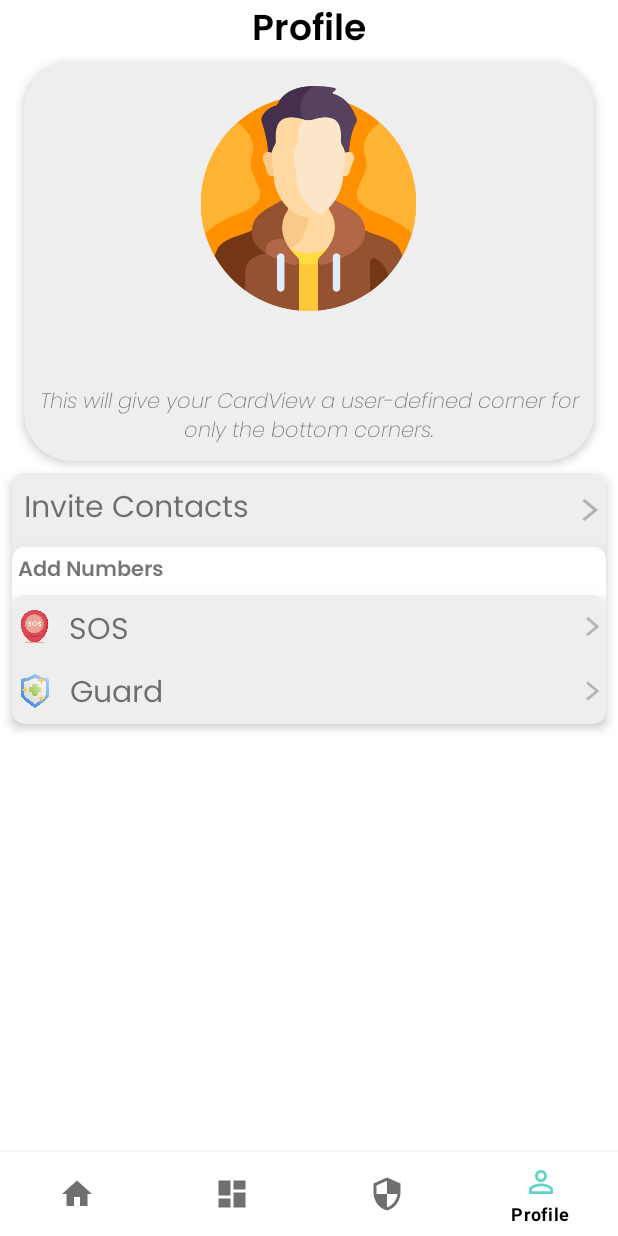
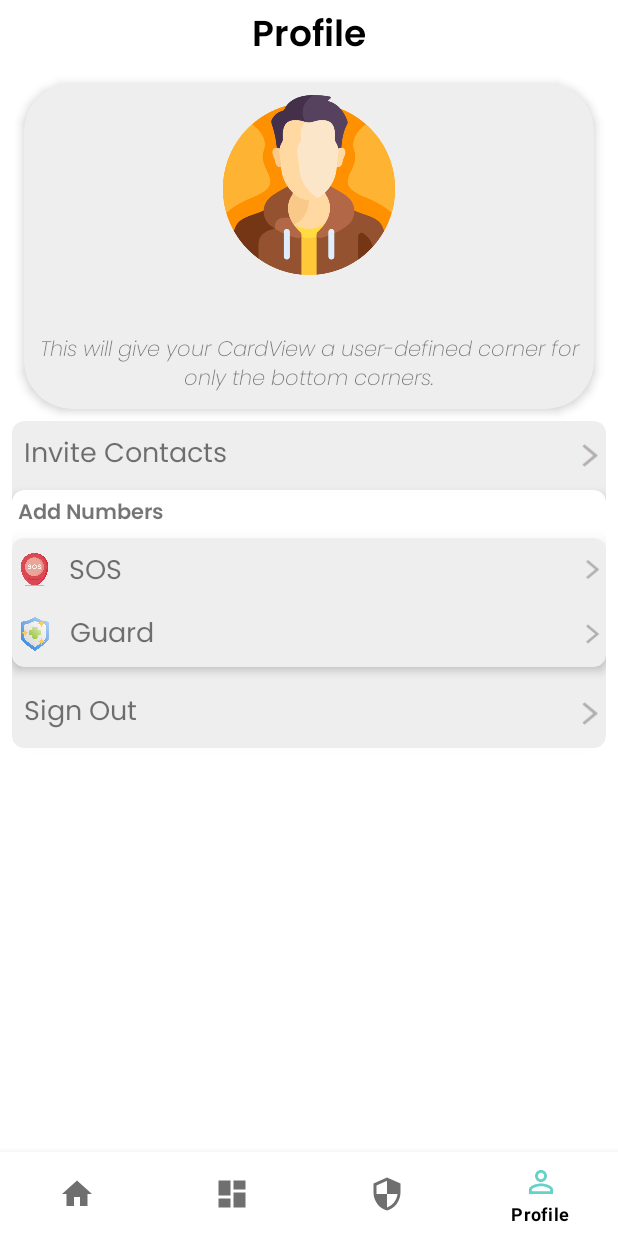
Before and after one commit to Jayamshriv/Safety, an Android app: the HomeFragment screen opened directly, with no data from a screen before it, item 4 of the bottom bar chosen, on a phone screen of 412 x 824 dp. Run offline under Robolectric (Android 15) with nearby library versions, the phone set to English and light mode, and no system bars; our stand-ins replace Firebase (no records; nobody signed in at launch, a user with empty details on screens opened directly).

Commit message:
improved UI

```diff
--- a/app/src/main/res/layout/fragment_profile.xml
+++ b/app/src/main/res/layout/fragment_profile.xml
@@ -21,11 +21,11 @@
             android:fontFamily="@font/poppins_semi_bold"
             android:gravity="center_horizontal"
             android:text="@string/profile"
+            android:layout_marginTop="@dimen/dimen_4dp"
+            android:layout_marginBottom="@dimen/dimen_10dp"
             android:textColor="@color/black"
-            android:textSize="24sp"
-            app:layout_constraintEnd_toEndOf="parent"
-            app:layout_constraintStart_toStartOf="parent"
-            app:layout_constraintTop_toTopOf="parent" />
+            android:textSize="24sp" />
+
 
         <androidx.cardview.widget.CardView
             android:layout_width="match_parent"
@@ -44,10 +44,10 @@
 
                 <ImageView
                     android:id="@+id/profileImg"
-                    android:layout_width="@dimen/dimen_150dp"
-                    android:layout_height="@dimen/dimen_150dp"
-                    android:layout_marginTop="@dimen/dimen_16dp"
-                    android:layout_marginBottom="@dimen/dimen_16dp"
+                    android:layout_width="120dp"
+                    android:layout_height="120dp"
+                    android:layout_marginTop="@dimen/dimen_8dp"
+                    android:layout_marginBottom="@dimen/dimen_8dp"
                     android:src="@drawable/ic_male_person" />
 
                 <TextView
@@ -56,11 +56,13 @@
                     android:layout_height="wrap_content"
                     android:fontFamily="@font/poppins_semi_bold"
                     android:gravity="center"
-                    android:textSize="@dimen/dimen_20sp"
+                    android:textSize="@dimen/dimen_18sp"
                     tools:text="@string/profile" />
 
                 <TextView
                     android:id="@+id/profileLoc"
+                    android:maxLines="2"
+                    android:ellipsize="end"
                     android:layout_width="match_parent"
                     android:layout_height="wrap_content"
                     android:fontFamily="@font/poppins_extra_light_italic"
@@ -102,7 +104,7 @@
                         android:fontFamily="@font/poppins_regular"
                         android:padding="@dimen/dimen_8dp"
                         android:text="Invite Contacts"
-                        android:textSize="@dimen/dimen_20sp" />
+                        android:textSize="@dimen/dimen_18sp" />
 
                     <ImageView
                         android:layout_width="wrap_content"
@@ -115,7 +117,7 @@
                 <com.google.android.material.card.MaterialCardView
                     android:layout_width="match_parent"
                     android:layout_height="match_parent"
-                    app:cardElevation="@dimen/dimen_8dp"
+                    app:cardElevation="@dimen/dimen_4dp"
                     app:cardCornerRadius="@dimen/dimen_8dp">
 
                     <LinearLayout
@@ -165,7 +167,7 @@
                                         android:fontFamily="@font/poppins_regular"
                                         android:padding="@dimen/dimen_8dp"
                                         android:text="SOS"
-                                        android:textSize="@dimen/dimen_20sp" />
+                                        android:textSize="@dimen/dimen_18sp"  />
 
                                     <ImageView
                                         android:layout_width="wrap_content"
@@ -197,7 +199,7 @@
                                         android:fontFamily="@font/poppins_regular"
                                         android:padding="@dimen/dimen_8dp"
                                         android:text="Guard"
-                                        android:textSize="@dimen/dimen_20sp" />
+                                        android:textSize="@dimen/dimen_18sp"  />
 
                                     <ImageView
                                         android:layout_width="wrap_content"
@@ -217,7 +219,29 @@
 
                 </com.google.android.material.card.MaterialCardView>
 
+                <LinearLayout
+                    android:id="@+id/signout"
+                    android:layout_width="match_parent"
+                    android:layout_height="match_parent"
+                    android:layout_marginTop="@dimen/dimen_8dp"
+                    android:orientation="horizontal">
 
+                    <TextView
+                        android:layout_width="match_parent"
+                        android:layout_height="match_parent"
+                        android:layout_weight="9"
+                        android:fontFamily="@font/poppins_regular"
+                        android:padding="@dimen/dimen_8dp"
+                        android:text="Sign Out"
+                        android:textSize="@dimen/dimen_18sp"  />
+
+                    <ImageView
+                        android:layout_width="wrap_content"
+                        android:layout_height="match_parent"
+                        android:layout_gravity="right"
+                        android:layout_weight="1"
+                        android:src="@drawable/ic_baseline_arrow_forward_ios_24" />
+                </LinearLayout>
             </LinearLayout>
         </androidx.cardview.widget.CardView>
 
--- a/app/src/main/res/layout/model.xml
+++ b/app/src/main/res/layout/model.xml
@@ -23,8 +23,8 @@
 
             <ImageView
                 android:id="@+id/imgModel"
-                android:layout_width="101dp"
-                android:layout_height="87dp"
+                android:layout_width="90dp"
+                android:layout_height="75dp"
                 android:layout_marginStart="@dimen/dimen_16dp"
                 android:src="@drawable/ic_male_person"
                 app:layout_constraintBottom_toBottomOf="parent"
@@ -39,7 +39,7 @@
                 android:layout_marginTop="@dimen/dimen_16dp"
                 android:fontFamily="@font/poppins_regular"
                 android:textColor="@color/grey"
-                android:textSize="@dimen/dimen_20sp"
+                android:textSize="@dimen/dimen_18sp"
                 app:layout_constraintStart_toEndOf="@+id/imgModel"
                 app:layout_constraintTop_toTopOf="parent"
                 tools:text="@string/app_name" />
```
Also changed, not shown: app/src/main/java/com/example/safety/HomeFragment.kt (+32 -0 lines), app/src/main/java/com/example/safety/InviteFragment.kt (+7 -9 lines), app/src/main/java/com/example/safety/LoginUser.kt (+8 -1 lines), app/src/main/java/com/example/safety/ProfileFragment.kt (+30 -17 lines), app/src/main/res/layout/activity_login.xml (deleted, +0 -76 lines).
